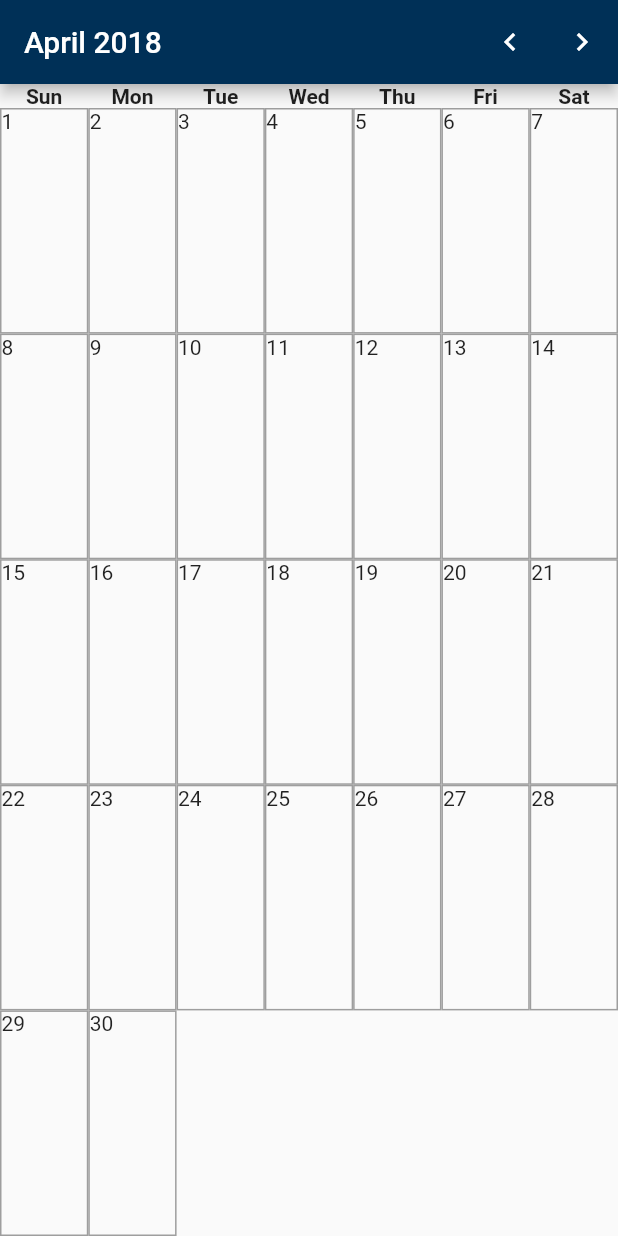
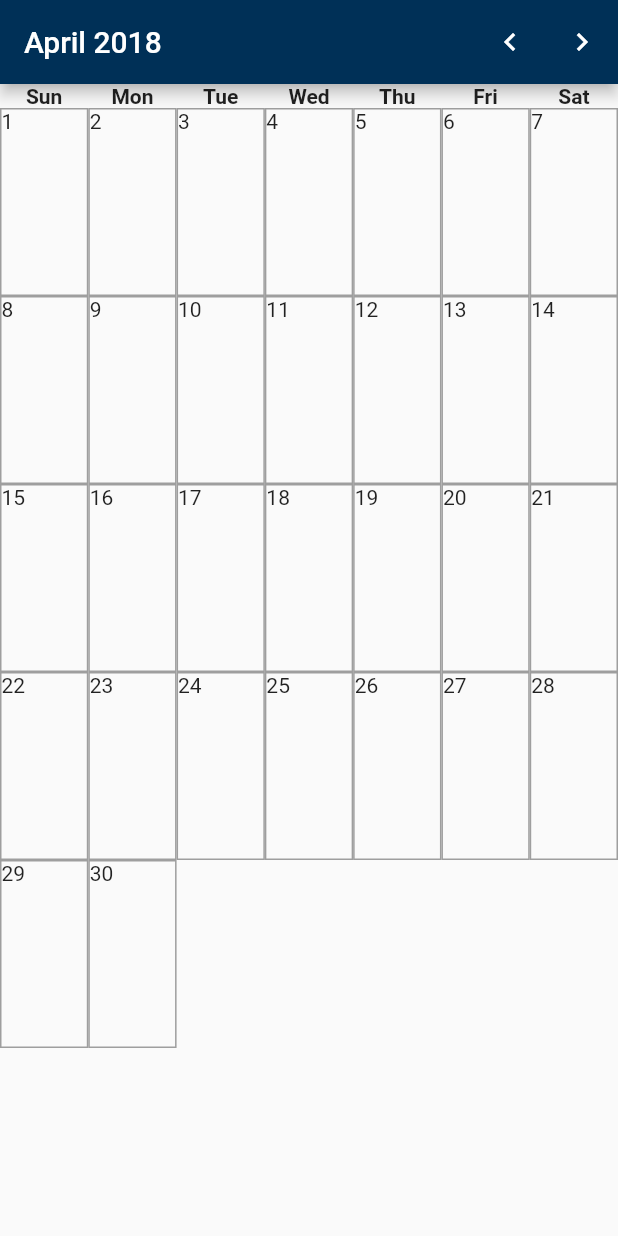
Before and after one commit to 7304-BARD/FlutterBARD, a Flutter app: the CalendarUI screen opened directly, on a phone screen of 412 x 824 dp. Run offline on Flutter 3.47's test engine with Material 2 defaults, Android fonts, the phone set to English and light mode, and no system bars; our stand-ins replace firebase_auth, firebase_database, firebase_messaging, sembast, tuple; missing offline and left inert: async_loader; accounts and stored records are empty; statements that could not run were skipped.

Commit message:
increase number of weeks in month to 6, to handle long months starting late in the week

```diff
--- a/lib/widgets/scaffolded/CalendarUI.dart
+++ b/lib/widgets/scaffolded/CalendarUI.dart
@@ -92,7 +92,7 @@ class MonthGrid extends StatelessWidget {
   const MonthGrid(this.month, this.start);
 
   build(BuildContext con) => new Column(
-      children: [const WeekdayRow()]..addAll([0, 1, 2, 3, 4].map(
+      children: [const WeekdayRow()]..addAll([0, 1, 2, 3, 4, 5].map(
           (i) => new WeekRow(month, start.add(new Duration(days: i * 7))))));
 }
 
```
